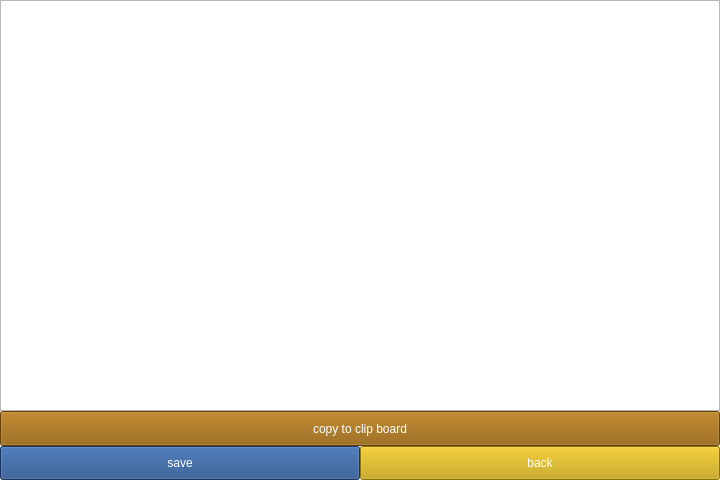
Old version of the form app/ui/format_dialog.ui in the repository xuguodong1999/COCR.
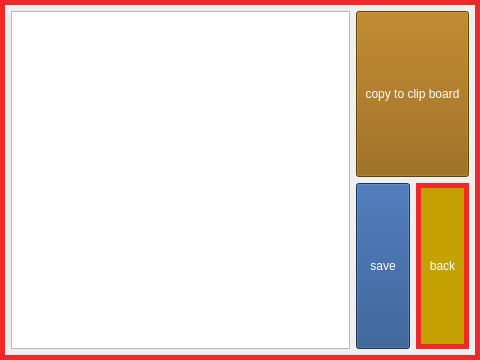
New version of the form.

Diff of the .ui file:
```diff
--- a/app/ui/format_dialog.ui
+++ b/app/ui/format_dialog.ui
@@ -6,29 +6,22 @@
             <rect>
                 <x>0</x>
                 <y>0</y>
-                <width>720</width>
-                <height>480</height>
+                <width>480</width>
+                <height>360</height>
             </rect>
         </property>
         <property name="windowTitle">
             <string>Dialog</string>
         </property>
-        <layout class="QVBoxLayout" name="verticalLayout" stretch="6,1">
-            <property name="spacing">
-                <number>0</number>
-            </property>
-            <property name="leftMargin">
-                <number>0</number>
-            </property>
-            <property name="topMargin">
-                <number>0</number>
-            </property>
-            <property name="rightMargin">
-                <number>0</number>
-            </property>
-            <property name="bottomMargin">
-                <number>0</number>
-            </property>
+        <property name="styleSheet">
+            <string notr="true">QDialog{
+                border-color: rgb(239, 41, 41);
+                border-width: 5px;
+                border-style: solid;
+                }
+            </string>
+        </property>
+        <layout class="QHBoxLayout" name="horizontalLayout" stretch="3,1">
             <item>
                 <widget class="QTextEdit" name="info_edit">
                     <property name="sizePolicy">
@@ -43,10 +36,7 @@
                 </widget>
             </item>
             <item>
-                <layout class="QGridLayout" name="btn_layout" rowstretch="1,1" columnstretch="1,1">
-                    <property name="spacing">
-                        <number>0</number>
-                    </property>
+                <layout class="QGridLayout" name="gridLayout">
                     <item row="0" column="0" colspan="2">
                         <widget class="QToolButton" name="copy_btn">
                             <property name="sizePolicy">
@@ -94,6 +84,9 @@
                             <property name="styleSheet">
                                 <string notr="true">background-color: rgb(196, 160, 0);
                                     color: rgb(255, 255, 255);
+                                    border-color: rgb(239, 41, 41);
+                                    border-width: 5px;
+                                    border-style: solid;
                                 </string>
                             </property>
                             <property name="text">
```
Left out of the diff: 3 changed lines with no effect on the pictures.
